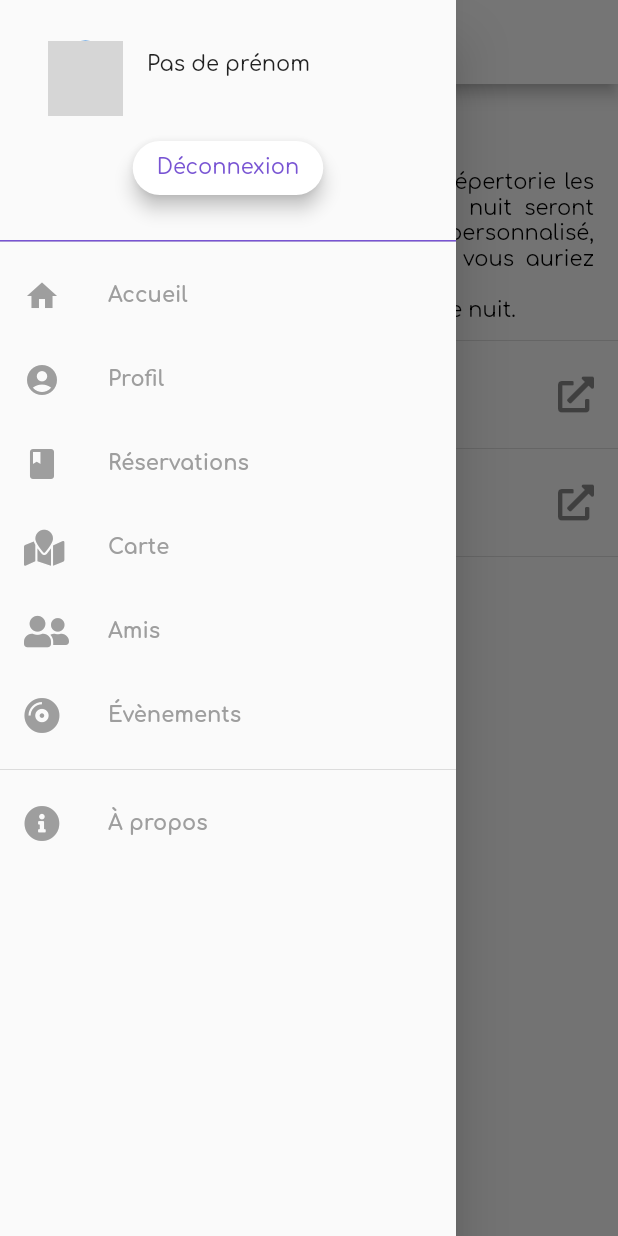
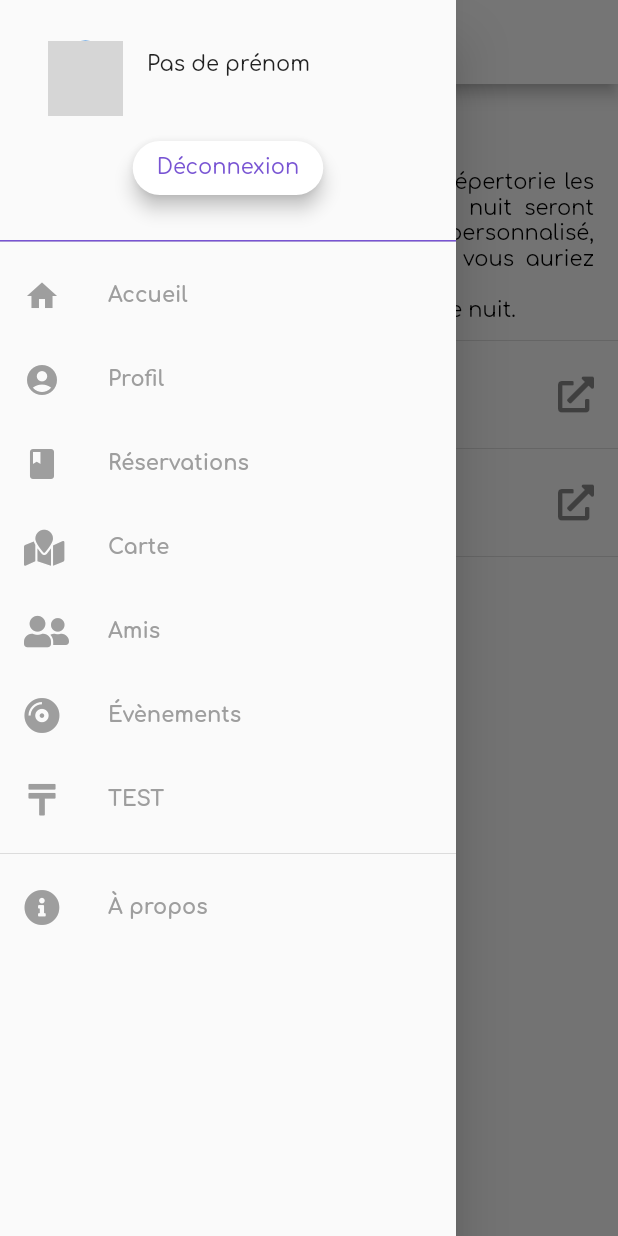
Before and after one commit to jeremySrgt/lynightProject, a Flutter app: the About screen opened by its route, with the side drawer open, on a phone screen of 412 x 824 dp. Run offline on Flutter 3.47's test engine with Material 2 defaults, Android fonts, the phone set to English and light mode, and no system bars; our stand-ins replace cloud_firestore, firebase_auth, firebase_storage, flutter_datetime_picker, flutter_slidable, font_awesome_flutter and 8 more; missing offline and left inert: folding_cell; accounts and stored records are empty; network calls fail; project files that could hold a hidden picture were left out; grey boxes are pictures that could not be loaded.

Commit message:
test page added to test new database structure

```diff
--- a/lib/main.dart
+++ b/lib/main.dart
@@ -15,6 +15,7 @@ import 'package:lynight/sliderInformations/about.dart';
 import 'package:lynight/sliderInformations/termsAndConditions.dart';
 import 'package:lynight/sliderInformations/confidentiality.dart';
 import 'package:lynight/friends/eventInvitation.dart';
+import 'package:lynight/test/testAdminBoite.dart';
 
 void main() {
 //  debugPaintSizeEnabled = true;
@@ -64,6 +65,7 @@ class _MyAppState extends State<MyApp> {
         '/terms&conditions': (BuildContext context) => TermsAndConditions(),
         '/confidentiality' : (BuildContext context)=> Confidentiality(),
         '/eventInvitation' : (BuildContext context)=> EventInvitation(),
+        '/testAdminBoite' : (BuildContext context)=> TestAdminBoite(),
       },
     );
   }
--- a/lib/widgets/slider.dart
+++ b/lib/widgets/slider.dart
@@ -349,6 +349,43 @@ class _CustomSliderState extends State<CustomSlider> {
               },
             ),
           ),
+
+
+          Container(
+            decoration: widget.activePage == 'test'
+                ? BoxDecoration(
+                color: Color(0xFFebdffc),
+                borderRadius: BorderRadius.circular(15.0))
+                : BoxDecoration(),
+            child: ListTile(
+              leading: Icon(
+                FontAwesomeIcons.tenge,
+                color: widget.activePage == 'test'
+                    ? Theme.of(context).primaryColor
+                    : Colors.grey,
+              ),
+              title: Text(
+                'TEST',
+                style: TextStyle(
+                  fontWeight: FontWeight.bold,
+                  color: widget.activePage == 'test'
+                      ? Theme.of(context).primaryColor
+                      : Colors.grey,
+                ),
+              ),
+              trailing: numberOfInvitation != 0
+                  ? Text(
+                numberOfInvitation.toString() + '',
+                style: TextStyle(color: Color(0xFFce3737)),
+              )
+                  : Text(''),
+              onTap: () {
+                Navigator.pushReplacementNamed(context, '/testAdminBoite');
+              },
+            ),
+          ),
+
+
           pro == true ? Divider() : Container(),
           pro == true ? scanQrPro() : Container(),
           pro == true ? addClubPro() : Container(),
```
Also changed, not shown: 2 other files.
